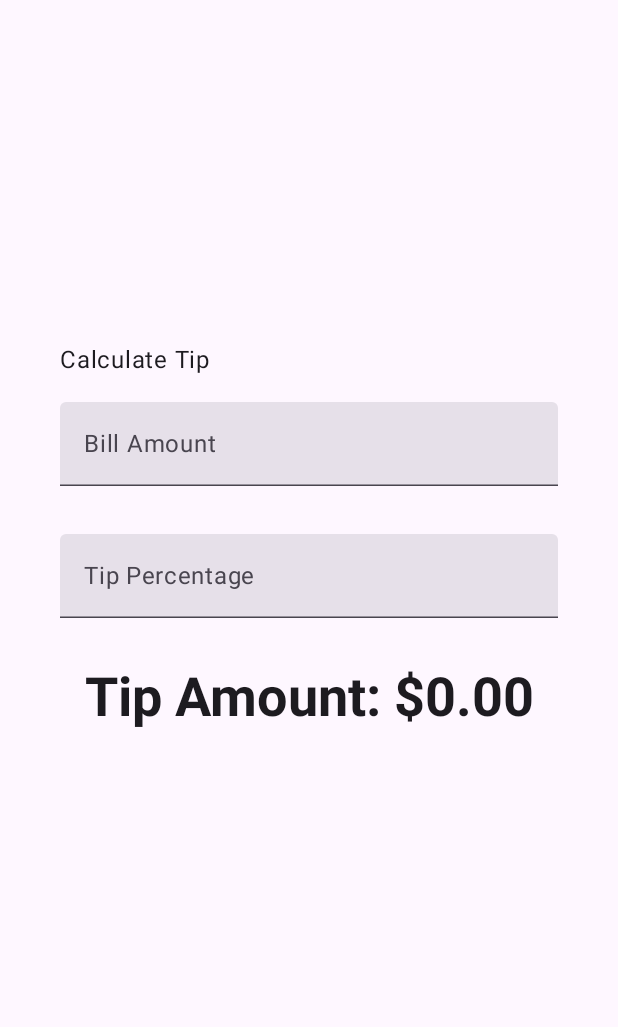
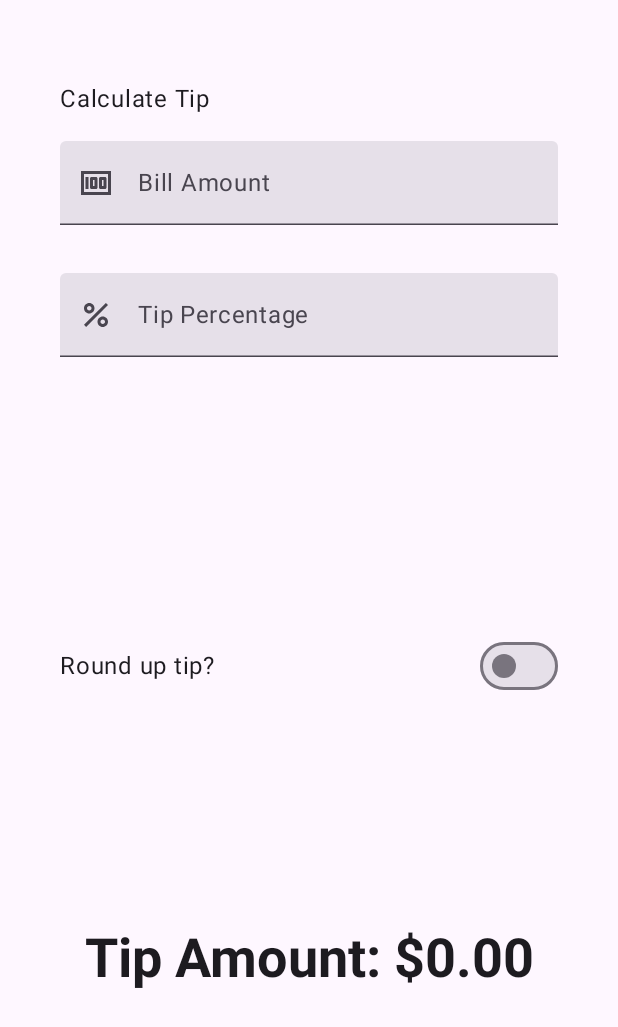
Before and after one commit to anderson79/cs3170_25fall, an Android app built with Jetpack Compose: the screen it shows after launch (MainActivity), on a phone screen of 412 x 824 dp. Shown: the top 1027 px of the screen. Run offline under Robolectric (Android 15) with nearby library versions, the light colour scheme and no system bars.

Commit message:
finished tip calculator app

```diff
--- a/androidExamples/TipCalculator/app/src/main/java/com/example/tiptime/MainActivity.kt
+++ b/androidExamples/TipCalculator/app/src/main/java/com/example/tiptime/MainActivity.kt
@@ -7,20 +7,29 @@ import android.os.Bundle
 import androidx.activity.ComponentActivity
 import androidx.activity.compose.setContent
 import androidx.activity.enableEdgeToEdge
+import androidx.annotation.DrawableRes
 import androidx.annotation.StringRes
+import androidx.annotation.VisibleForTesting
 import androidx.compose.foundation.layout.Arrangement
 import androidx.compose.foundation.layout.Column
+import androidx.compose.foundation.layout.Row
 import androidx.compose.foundation.layout.Spacer
 import androidx.compose.foundation.layout.fillMaxSize
 import androidx.compose.foundation.layout.fillMaxWidth
 import androidx.compose.foundation.layout.height
 import androidx.compose.foundation.layout.padding
 import androidx.compose.foundation.layout.safeDrawingPadding
+import androidx.compose.foundation.layout.size
 import androidx.compose.foundation.layout.statusBarsPadding
+import androidx.compose.foundation.layout.wrapContentWidth
+import androidx.compose.foundation.rememberScrollState
 import androidx.compose.foundation.text.KeyboardActions
 import androidx.compose.foundation.text.KeyboardOptions
+import androidx.compose.foundation.verticalScroll
+import androidx.compose.material3.Icon
 import androidx.compose.material3.MaterialTheme
 import androidx.compose.material3.Surface
+import androidx.compose.material3.Switch
 import androidx.compose.material3.Text
 import androidx.compose.material3.TextField
 import androidx.compose.runtime.Composable
@@ -31,6 +40,7 @@ import androidx.compose.runtime.remember
 import androidx.compose.runtime.setValue
 import androidx.compose.ui.Alignment
 import androidx.compose.ui.Modifier
+import androidx.compose.ui.res.painterResource
 import androidx.compose.ui.res.stringResource
 import androidx.compose.ui.text.input.ImeAction
 import androidx.compose.ui.text.input.KeyboardType
@@ -61,6 +71,7 @@ fun EditNumberField(
     amountInput: String,
     onValueChange: (String) -> Unit,
     @StringRes labelId: Int,
+    @DrawableRes iconId: Int,
     keyboardOptions: KeyboardOptions,
     modifier: Modifier = Modifier
 ) {
@@ -72,26 +83,58 @@ fun EditNumberField(
         label = {Text(stringResource(id = labelId))},//,
         singleLine = true,
         keyboardOptions = keyboardOptions,
+        leadingIcon = {
+            Icon(
+                painter = painterResource(id = iconId),
+                contentDescription = null
+            )
+        },
         modifier = modifier
     )
 }
 
+@Composable
+fun RoundTheTipRow(
+    roundUp: Boolean,
+    onRoundUpChange: (Boolean) -> Unit,
+    modifier: Modifier = Modifier
+) {
+    Row(
+        verticalAlignment = Alignment.CenterVertically,
+        modifier = modifier
+            .height(48.dp)
+            .fillMaxWidth()
+
+    ) {
+        Text(text = stringResource(id = R.string.round_up_tip))
+
+        Switch (
+            checked = roundUp,
+            onCheckedChange = onRoundUpChange,
+            modifier = Modifier
+                .fillMaxWidth()
+                .wrapContentWidth(Alignment.End)
+        )
+    }
+}
 
 @Composable
 fun TipCalculatorApp() {
     var amountInput by remember { mutableStateOf("") }
     var tipPercentInput by remember { mutableStateOf("") }
+    var roundUp by remember { mutableStateOf(false) }
 
     val amount = amountInput.toDoubleOrNull() ?: 0.0
     val tipPercent = tipPercentInput.toDoubleOrNull() ?: 0.0
 
-    val tipAmount = calculateTip(amount, tipPercent)
+    val tipAmount = calculateTip(amount, tipPercent, roundUp)
 
     Column(
         modifier = Modifier
             .statusBarsPadding()
             .padding(horizontal = 40.dp)
-            .safeDrawingPadding(),
+            .safeDrawingPadding()
+            .verticalScroll(rememberScrollState()),
         horizontalAlignment = Alignment.CenterHorizontally,
         verticalArrangement = Arrangement.Center
     ) {
@@ -111,6 +154,7 @@ fun TipCalculatorApp() {
                 keyboardType = KeyboardType.Number,
                 imeAction = ImeAction.Next
             ),
+            iconId = R.drawable.money,
             modifier = Modifier
                 .padding(bottom = 32.dp)
                 .fillMaxWidth()
@@ -124,11 +168,18 @@ fun TipCalculatorApp() {
                 keyboardType = KeyboardType.Number,
                 imeAction = ImeAction.Done
             ),
+            iconId = R.drawable.percent,
             modifier = Modifier
                 .padding(bottom = 32.dp)
                 .fillMaxWidth()
         )
+        Spacer(modifier = Modifier.height(150.dp))
 
+        RoundTheTipRow(
+            roundUp = roundUp,
+            onRoundUpChange = {newValue -> roundUp = newValue}
+        )
+        Spacer(modifier = Modifier.height(150.dp))
 
         Text(
             text = stringResource(R.string.tip_amount,tipAmount),
@@ -143,8 +194,15 @@ fun TipCalculatorApp() {
  * according to the local currency.
  * Example would be "$10.00".
  */
-private fun calculateTip(amount: Double, tipPercent: Double = 15.0): String {
-    val tip = tipPercent / 100 * amount
+@VisibleForTesting
+public fun calculateTip(
+    amount: Double,
+    tipPercent: Double = 15.0,
+    roundUp: Boolean = false): String {
+    var tip = tipPercent / 100 * amount
+    if (roundUp) {
+        tip = kotlin.math.ceil(tip)
+    }
     return NumberFormat.getCurrencyInstance().format(tip)
 }
 
```
Also changed, not shown: 1 other file.
